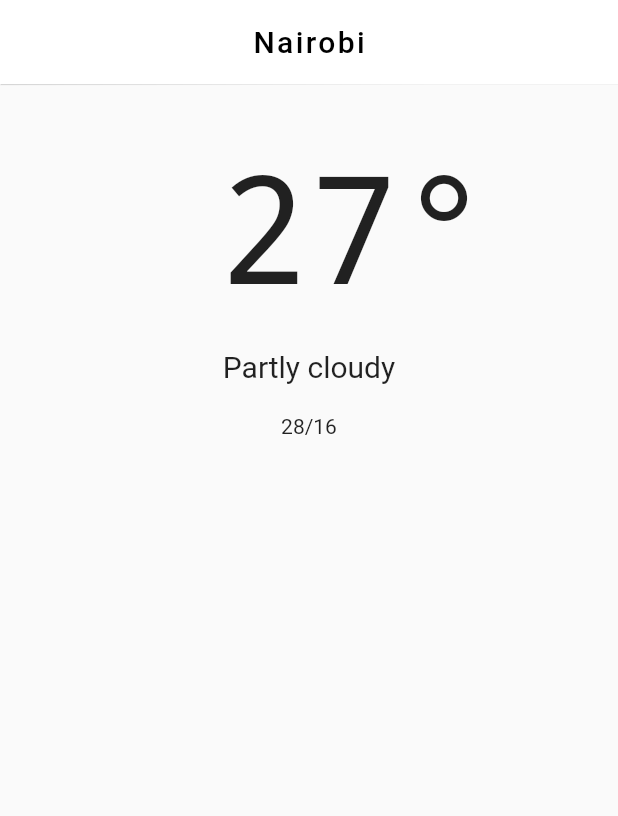
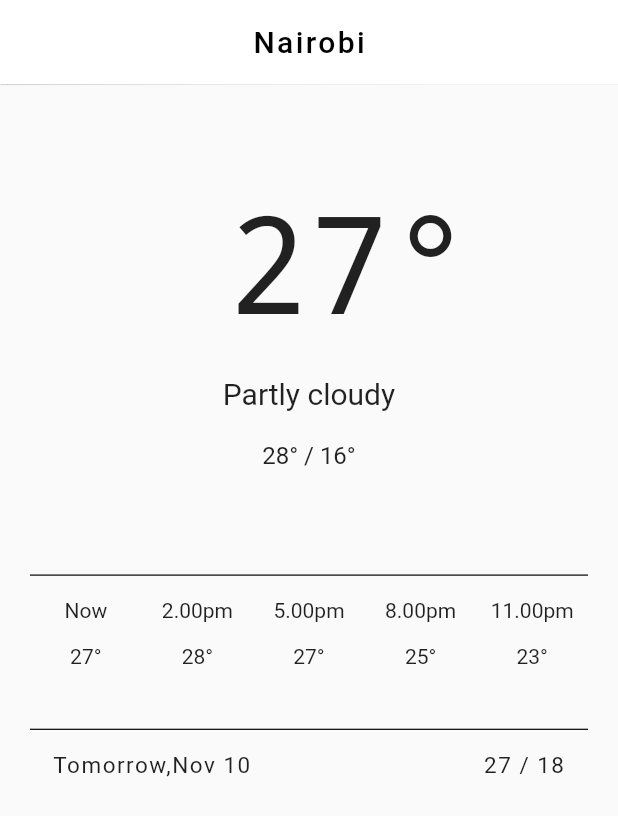
Before and after one commit to EdwinWalela/flutter-weather-app, a Flutter app: the screen it shows after launch, on a phone screen of 412 x 824 dp. Shown: the top 816 px of the screen. Run offline on Flutter 3.47's test engine with Material 2 defaults, Android fonts, the phone set to English and light mode, and no system bars.

Commit message:
hourly forecast widget"

```diff
--- a/lib/src/app.dart
+++ b/lib/src/app.dart
@@ -5,6 +5,7 @@ import './screens/home_screen.dart';
 class App extends StatelessWidget{
   Widget build(BuildContext context){
     return MaterialApp(
+      debugShowCheckedModeBanner: true,
       home:Scaffold(
         appBar:AppBar(
           title:Text(
--- a/lib/src/screens/home_screen.dart
+++ b/lib/src/screens/home_screen.dart
@@ -1,6 +1,8 @@
 import 'package:flutter/material.dart';
 
 import '../widgets/current_weather.dart';
+import '../widgets/hourly_forecast.dart';
+import '../widgets/weekly_forecast.dart';
 
 
 class HomeScreen extends StatelessWidget{
@@ -8,9 +10,10 @@ class HomeScreen extends StatelessWidget{
     return Container(
       child:Column(
         children: <Widget>[
-          CurrentWeather()
-          //hourly forecast widget
-          //weekly forecast widget
+          CurrentWeather(),
+          Container(margin: EdgeInsets.only(top:10.0),),
+          HourlyForecast(),
+          WeeklyForecast()
         ],
       )
     );
--- a/lib/src/widgets/current_weather.dart
+++ b/lib/src/widgets/current_weather.dart
@@ -3,12 +3,8 @@ import 'package:flutter/material.dart';
 class CurrentWeather extends StatelessWidget{
   Widget build(BuildContext context){
     return Container(
-      margin: EdgeInsets.only(top: 20.0,bottom: 20.0,left: 20.0,right: 20.0),
+      margin: EdgeInsets.only(top: 50.0,bottom: 20.0,left: 20.0,right: 20.0),
       padding: EdgeInsets.all(20.0),
-      decoration: BoxDecoration(
-        //border: Border.all(color: Colors.black),
-      ),
-      //decoration: Border.all(color: Colors.black),
       child:Center(
         child:Column(
         children: <Widget>[
@@ -16,7 +12,7 @@ class CurrentWeather extends StatelessWidget{
               ' 27°',
               style: TextStyle(
                 fontFamily: "monospace",
-                fontSize: 100.0,
+                fontSize: 90.0,
               ),
             ),
           Container(margin: EdgeInsets.all(10.0),),
@@ -27,7 +23,12 @@ class CurrentWeather extends StatelessWidget{
               ),
             ),
           Container(margin: EdgeInsets.all(10.0),),
-          Text('28/16')
+          Text(
+            '28° / 16°',
+            style:TextStyle(
+              fontSize: 16.0
+            )
+          )
         ],
       ),
       )
--- /dev/null
+++ b/lib/src/widgets/hourly_forecast.dart
@@ -0,0 +1,33 @@
+import 'package:flutter/material.dart';
+
+class HourlyForecast extends StatelessWidget {
+
+  Widget forecast(String time, int temp){
+    return Expanded(
+      child: Column(
+        children: <Widget>[
+          Text(time),
+          Container(margin: EdgeInsets.only(top:15.0),),
+          Text("$temp°")
+        ],
+      ),
+    );
+  }
+
+  Widget build(BuildContext context) {
+    return Container(
+      decoration: BoxDecoration(border:BorderDirectional(top:BorderSide(color:Colors.black,width: 0.8))),
+      margin: EdgeInsets.all(20.0),
+      padding: EdgeInsets.only(top:15.0),
+      child: Row(
+        children: <Widget>[
+          forecast('Now', 27),
+          forecast('2.00pm', 28),
+          forecast('5.00pm', 27),
+          forecast('8.00pm', 25),
+          forecast('11.00pm', 23)
+        ],
+      ),
+    );
+  }
+}
--- /dev/null
+++ b/lib/src/widgets/weekly_forecast.dart
@@ -0,0 +1,51 @@
+import 'package:flutter/material.dart';
+
+class WeeklyForecast extends StatelessWidget {
+
+  Widget forecast(String day,int tempLow,int tempHigh){
+    return Container(
+      margin: EdgeInsets.all(20.0),
+      padding: EdgeInsets.all(15.0),
+      decoration: BoxDecoration(
+        border: BorderDirectional(
+          top: BorderSide(
+            color: Colors.black,
+            width: 0.8
+          )
+        )
+      ),
+      child: Row(
+        children: <Widget>[
+          Expanded(
+              child: Text(
+                '$day',
+                textAlign: TextAlign.left,
+                style: TextStyle(
+                  fontSize: 15.0,
+                  letterSpacing: 1.0
+                ),
+              ),
+            ),
+            Expanded(
+              child: Text(
+                '$tempHigh / $tempLow',
+                textAlign: TextAlign.right,
+                style: TextStyle(
+                  fontSize: 15.0,
+                  letterSpacing: 1.0
+                )),
+            )
+        ],
+      ),
+    );
+  }
+
+  Widget build(BuildContext context) {
+    return ListView(
+      shrinkWrap: true,
+      children: <Widget>[
+        forecast('Tomorrow,Nov 10', 18, 27),
+      ],
+    );
+  }
+}
```
